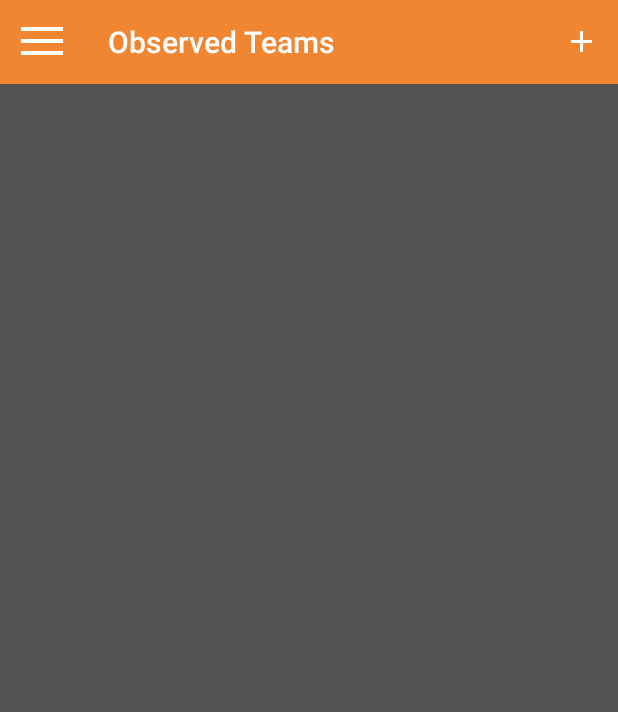
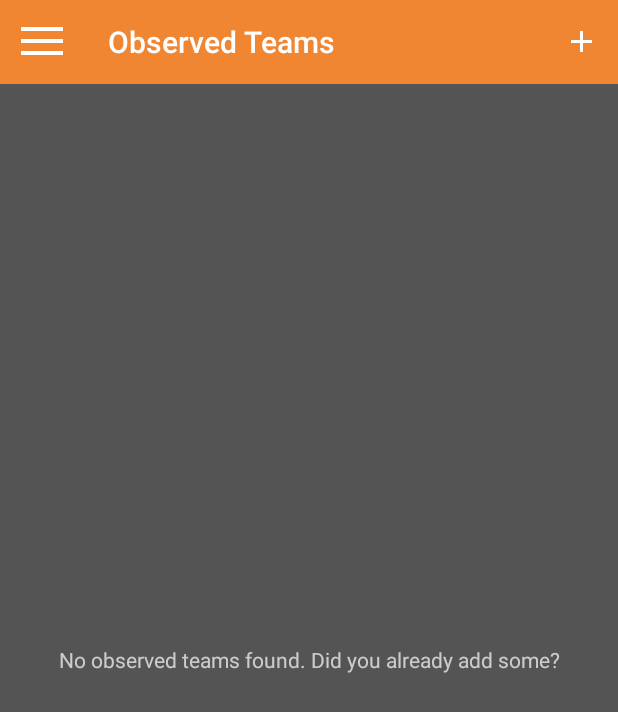
Before and after one commit to zalando-zmon/zmon-android, an Android app: the RemovableTeamListFragment screen opened directly, with no data from a screen before it, on a phone screen of 412 x 824 dp. Shown: the top 712 px of the screen. Run offline under Robolectric (Android 15) with nearby library versions, the phone set to English and light mode, and no system bars; libraries missing offline, so code that uses them is left out: com.hudomju.swipe; 4 statements that could not run were skipped.

Commit message:
Display text with hint in list views when user did not subscribe for team or alert and lists are empty.

```diff
--- a/app/src/main/java/de/zalando/zmon/adapter/TeamListAdapter.java
+++ b/app/src/main/java/de/zalando/zmon/adapter/TeamListAdapter.java
@@ -6,15 +6,15 @@ import android.view.View;
 import android.view.ViewGroup;
 import android.widget.TextView;
 
-import java.util.List;
+import java.util.Collections;
 
 import de.zalando.zmon.R;
 import de.zalando.zmon.persistence.Team;
 
 public class TeamListAdapter extends BaseListAdapter<Team> {
 
-    public TeamListAdapter(final Context context, final List<Team> teams) {
-        super(context, teams);
+    public TeamListAdapter(final Context context) {
+        super(context, Collections.EMPTY_LIST);
     }
 
     @Override
--- a/app/src/main/java/de/zalando/zmon/fragment/AlertListFragment.java
+++ b/app/src/main/java/de/zalando/zmon/fragment/AlertListFragment.java
@@ -26,6 +26,7 @@ public class AlertListFragment extends Fragment {
 
     public interface Callback {
         void onAlertClicked(Alert alert);
+
         void onAlertRemoved(Alert alert);
     }
 
@@ -47,6 +48,7 @@ public class AlertListFragment extends Fragment {
         adapter = new AlertListAdapter(getActivity(), null);
 
         alertList = (ListView) view.findViewById(R.id.alert_list);
+        alertList.setEmptyView(view.findViewById(R.id.empty_text));
         alertList.setAdapter(adapter);
         alertList.setOnItemClickListener(new AdapterView.OnItemClickListener() {
             @Override
--- a/app/src/main/java/de/zalando/zmon/fragment/RemovableTeamListFragment.java
+++ b/app/src/main/java/de/zalando/zmon/fragment/RemovableTeamListFragment.java
@@ -8,17 +8,19 @@ import android.view.ViewGroup;
 import android.widget.AbsListView;
 import android.widget.AdapterView;
 import android.widget.ListView;
+
 import com.hudomju.swipe.SwipeToDismissTouchListener;
 import com.hudomju.swipe.adapter.ListViewAdapter;
+
+import java.util.List;
+
 import de.zalando.zmon.R;
 import de.zalando.zmon.adapter.TeamListAdapter;
 import de.zalando.zmon.persistence.Team;
 
-import java.util.List;
-
 public class RemovableTeamListFragment extends Fragment {
 
-    TeamListAdapter adapter;
+    private TeamListAdapter teamListAdapter;
 
     private ListView teamList;
 
@@ -27,9 +29,10 @@ public class RemovableTeamListFragment extends Fragment {
                              final Bundle savedInstanceState) {
         View view = inflater.inflate(R.layout.fragment_team_list, container, false);
 
-        // adapter = new TeamListAdapter(getActivity());
-
+        teamListAdapter = new TeamListAdapter(getActivity());
         teamList = (ListView) view.findViewById(R.id.team_list);
+        teamList.setAdapter(teamListAdapter);
+        teamList.setEmptyView(view.findViewById(R.id.empty_text));
 
         final SwipeToDismissTouchListener<ListViewAdapter> touchListener = new SwipeToDismissTouchListener<>(
                 new ListViewAdapter(teamList), new SwipeToDismissTouchListener.DismissCallbacks<ListViewAdapter>() {
@@ -73,9 +76,6 @@ public class RemovableTeamListFragment extends Fragment {
     }
 
     public void setTeams(final List<Team> teams) {
-
-        // adapter.setItems(teams);
-        teamList.setAdapter(new TeamListAdapter(getContext(), teams));
+        teamListAdapter.setItems(teams);
     }
-
 }
--- a/app/src/main/res/layout/fragment_team_list.xml
+++ b/app/src/main/res/layout/fragment_team_list.xml
@@ -5,14 +5,19 @@
     android:layout_height="match_parent"
     android:orientation="vertical">
 
-    <RelativeLayout
-            style="@style/AppTheme.ZmonStatus.Row"
-            android:layout_width="match_parent"
-            android:layout_height="wrap_content">
     <ListView
         android:id="@+id/team_list"
         android:layout_width="match_parent"
-                android:layout_height="wrap_content"/>
+        android:layout_height="match_parent" />
 
-    </RelativeLayout>
+    <TextView
+        android:id="@+id/empty_text"
+        android:layout_width="match_parent"
+        android:layout_height="match_parent"
+        android:gravity="center"
+        android:paddingEnd="@dimen/activity_horizontal_margin"
+        android:paddingStart="@dimen/activity_horizontal_margin"
+        android:text="@string/observedteams_empty_list_text"
+        android:visibility="gone" />
+
 </LinearLayout>
--- a/app/src/main/res/values/strings_activity_observe_alerts.xml
+++ b/app/src/main/res/values/strings_activity_observe_alerts.xml
@@ -10,4 +10,6 @@
     <string name="dialog_text_really_observe_alert">Sind Sie sicher, dass sie diesen Alarm monitoren wollen? %s</string>
     <string name="dialog_button_cancel_observe_alert">Nein</string>
     <string name="dialog_button_submit_observe_alert">Ja</string>
+
+    <string name="observedalerts_empty_list_text">No observed alerts found. Did you already add some?</string>
 </resources>
--- a/app/src/main/res/values/strings_activity_observed_teams.xml
+++ b/app/src/main/res/values/strings_activity_observed_teams.xml
@@ -15,4 +15,6 @@
     <string name="team_deleted">Team deleted</string>
     <string name="undo_team_delete">Undo</string>
     <string name="notification_team_deleted">Team successfully deleted</string>
+
+    <string name="observedteams_empty_list_text">No observed teams found. Did you already add some?</string>
 </resources>
```
Also changed, not shown: app/src/main/java/de/zalando/zmon/fragment/TeamListFragment.java (+8 -5 lines), app/src/main/res/layout/fragment_alert_list.xml (+11 -1 lines). Lines whose indentation alone changed are shown as unchanged.
